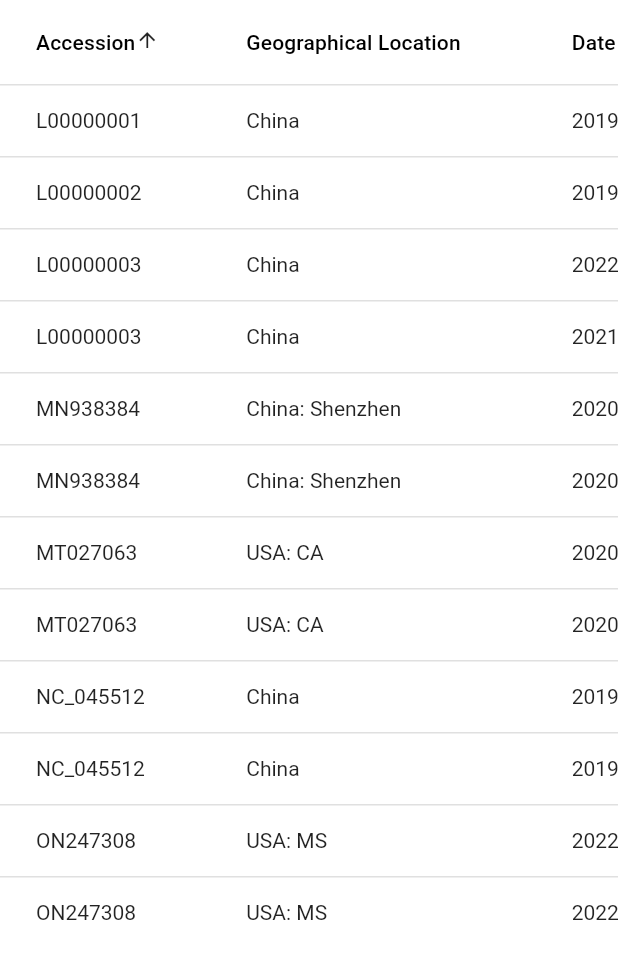
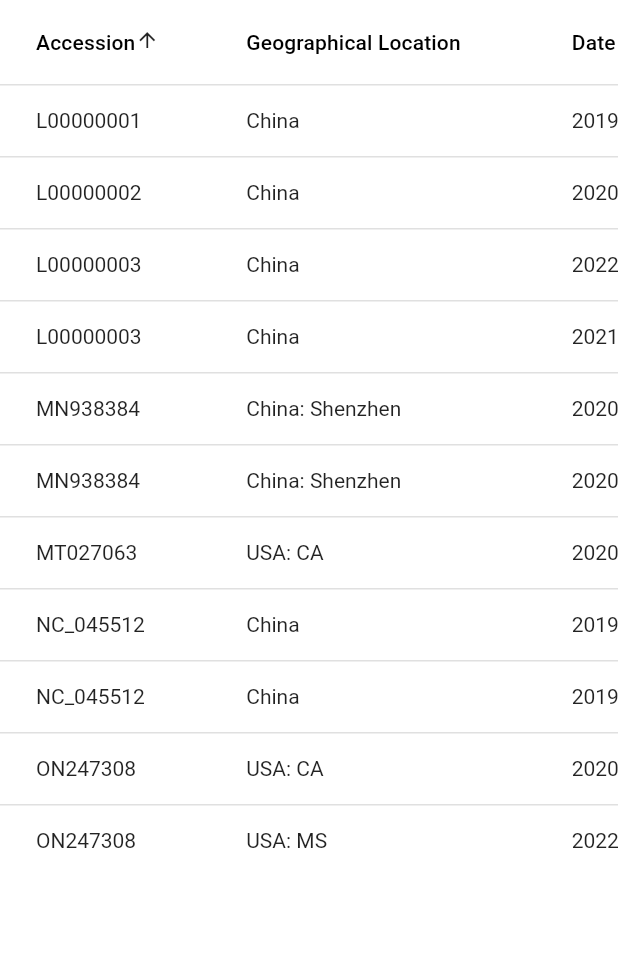
Before and after one commit to Fried-man/CENT, a Flutter app: the SortablePage screen opened directly, after a tap on "Accession", on a phone screen of 412 x 824 dp. Shown: the top 959 px of the screen. Run offline on Flutter 3.47's test engine with Material 2 defaults, Android fonts, the phone set to English and light mode, and no system bars; our stand-ins replace firebase_auth, firebase_core, google_maps_flutter; accounts and stored records are empty.

Commit message:
Compress saved.dart & use Maps instead of OO

```diff
--- a/lib/tabs/saved.dart
+++ b/lib/tabs/saved.dart
@@ -1,6 +1,9 @@
+import 'dart:convert';
+
 import 'package:flutter/material.dart';
-import 'package:genome_2133/tabs/saved/page/sortable_page.dart';
+import 'package:flutter/services.dart';
 
+import '../widget/scrollable_widget.dart';
 import '../widget/tabbar_widget.dart';
 
 class Saved extends StatefulWidget {
@@ -12,9 +15,187 @@ class Saved extends StatefulWidget {
 
 class _Saved extends State<Saved> {
   @override
-  Widget build(BuildContext context) =>  TabBarWidget(
+  Widget build(BuildContext context) =>  const TabBarWidget(
     title: "My saved",
-    tabs: const [Tab(icon: Icon(Icons.sort_by_alpha), text: 'Sort Variants')],
+    tabs: [Tab(icon: Icon(Icons.sort_by_alpha), text: 'Sort Variants')],
     children: [SortablePage()],
   );
 }
+
+class SortablePage extends StatefulWidget {
+  const SortablePage({Key? key}) : super(key: key);
+
+  @override
+  _SortablePageState createState() => _SortablePageState();
+}
+
+
+class _SortablePageState extends State<SortablePage> {
+  List<String> headerLabel = ['accession', 'geographical location', 'date collected', 'generated', 'pinned'];
+  List users = [
+    {
+      "accession": "NC_045512",
+      "geographical location": "China",
+      "date collected": 2019,
+      "generated": false,
+      "pinned": false
+    },
+    {
+      "accession": "L00000001",
+      "geographical location": "China",
+      "date collected": 2019,
+      "generated": true,
+      "pinned": true
+    },
+    {
+      "accession": "NC_045512",
+      "geographical location": "China",
+      "date collected": 2019,
+      "generated": false,
+      "pinned": true
+    },
+    {
+      "accession": "MN938384",
+      "geographical location": "China: Shenzhen",
+      "date collected": 2020,
+      "generated": false,
+      "pinned": false
+    },
+    {
+      "accession": "L00000002",
+      "geographical location": "China",
+      "date collected": 2020,
+      "generated": true,
+      "pinned": true
+    },
+    {
+      "accession": "MN938384",
+      "geographical location": "China: Shenzhen",
+      "date collected": 2020,
+      "generated": false,
+      "pinned": false
+    },
+    {
+      "accession": "MT027063",
+      "geographical location": "USA: CA",
+      "date collected": 2020,
+      "generated": false,
+      "pinned": false
+    },
+    {
+      "accession": "L00000003",
+      "geographical location": "China",
+      "date collected": 2022,
+      "generated": true,
+      "pinned": true
+    },
+    {
+      "accession": "ON247308",
+      "geographical location": "USA: CA",
+      "date collected": 2020,
+      "generated": false,
+      "pinned": false
+    },
+    {
+      "accession": "L00000003",
+      "geographical location": "China",
+      "date collected": 2021,
+      "generated": true,
+      "pinned": true
+    },
+    {
+      "accession": "ON247308",
+      "geographical location": "USA: MS",
+      "date collected": 2022,
+      "generated": false,
+      "pinned": true
+    }
+  ];
+  int? sortColumnIndex;
+  bool isAscending = false;
+
+  @override
+  void initState() {
+    super.initState();
+  }
+
+  @override
+  Widget build(BuildContext context) => Scaffold(
+    body: Stack(
+      children: [
+        Container(color: Colors.white),
+        ScrollableWidget(child: buildDataTable()),
+      ],
+    ),
+  );
+
+  Widget buildDataTable() {
+    return DataTable(
+      sortAscending: isAscending,
+      sortColumnIndex: sortColumnIndex,
+      columns: getColumns(headerLabel),
+      rows: getRows(users),
+    );
+    /*return FutureBuilder(
+      future: rootBundle.loadString("assets/data.json"),
+      builder: (BuildContext context, AsyncSnapshot<String> snapshot) {
+        if (!snapshot.hasData) return Container();
+        users = json.decode(snapshot.data!)["Fake Data"];
+        return DataTable(
+          sortAscending: isAscending,
+          sortColumnIndex: sortColumnIndex,
+          columns: getColumns(['Accession', 'Geographical Location', 'Date Collected', 'Generated', 'Pinned']),
+          rows: getRows(users),
+        );
+      }
+    );*/
+  }
+
+  List<DataColumn> getColumns(List<String> columns) => columns.map((String column) => DataColumn(
+    tooltip: 'Column represents the ${Text(column).data}',
+    label: Text(column.toTitle),
+    onSort: onSort,
+  )).toList();
+
+  List<DataRow> getRows(List users) => users.map((user) {
+    List<DataCell> lister = getCells(
+        [user["accession"],
+        user["geographical location"],
+        user["date collected"],
+        user["generated"] ? "Yes" : "Actual"]
+    );
+
+    lister.add(DataCell(
+        user["pinned"] ?
+        const Icon(
+          Icons.push_pin,
+          color: Colors.green,
+        ) :
+        const Icon(
+            Icons.panorama_fish_eye,
+            color: Colors.red
+        )
+    ));
+    return DataRow(cells: lister);
+  }).toList();
+
+  List<DataCell> getCells(List<dynamic> cells) =>
+      cells.map((data) => DataCell(Text(data.toString()))).toList();
+  void onSort(int columnIndex, bool ascending) {
+    users.sort((user1, user2) =>
+        compareString(ascending, user1[headerLabel[columnIndex]].toString(), user2[headerLabel[columnIndex]].toString()));
+
+    setState(() {
+      sortColumnIndex = columnIndex;
+      isAscending = ascending;
+    });
+  }
+
+  int compareString(bool ascending, String value1, String value2) =>
+      ascending ? value1.compareTo(value2) : value2.compareTo(value1);
+}
+
+extension StringExtension on String {
+  String capitalize() => "${this[0].toUpperCase()}${substring(1).toLowerCase()}";
+  String get toTitle => split(" ").map((str) => str.capitalize()).join(" ");
+}
--- a/lib/tabs/saved/data/variants.dart
+++ /dev/null
@@ -1,16 +0,0 @@
-import '../model/variant.dart';
-
-final allUsers = <Variant>[
-  const Variant(accession: 'NC_045512', geoLocation: 'China', collectionDate: 2019, generated: 'Actual', pinned: 'not'),
-  const Variant(accession: 'L00000001', geoLocation: 'China', collectionDate: 2019, generated: 'Yes', pinned: 'pin'),
-  const Variant(accession: 'NC_045512', geoLocation: 'China', collectionDate: 2019, generated: 'Actual', pinned: 'pin'),
-  const Variant(accession: 'MN938384', geoLocation: 'China: Shenzhen', collectionDate: 2020, generated: 'Actual', pinned: 'not'),
-  const Variant(accession: 'L00000002', geoLocation: 'China', collectionDate: 2019, generated: 'Yes', pinned: 'pin'),
-  const Variant(accession: 'MN938384', geoLocation: 'China: Shenzhen', collectionDate: 2020, generated: 'Actual', pinned: 'pin'),
-  const Variant(accession: 'MT027063', geoLocation: 'USA: CA', collectionDate: 2020, generated: 'Actual', pinned: 'not'),
-  const Variant(accession: 'L00000003', geoLocation: 'China', collectionDate: 2022, generated: 'Yes', pinned: 'pin'),
-  const Variant(accession: 'MT027063', geoLocation: 'USA: CA', collectionDate: 2020, generated: 'Actual', pinned: 'pin'),
-  const Variant(accession: 'ON247308', geoLocation: 'USA: MS', collectionDate: 2022, generated: 'Actual', pinned: 'not'),
-  const Variant(accession: 'L00000003', geoLocation: 'China', collectionDate: 2021, generated: 'Yes', pinned: 'pin'),
-  const Variant(accession: 'ON247308', geoLocation: 'USA: MS', collectionDate: 2022, generated: 'Actual', pinned: 'pin'),
-];
--- a/lib/tabs/saved/model/variant.dart
+++ /dev/null
@@ -1,42 +0,0 @@
-class Variant {
-  final String accession;
-  final String geoLocation;
-  final int collectionDate;
-  final String generated;
-  final String pinned;
-
-  const Variant({
-    required this.accession,
-    required this.geoLocation,
-    required this.collectionDate,
-    required this.generated,
-    required this.pinned,
-  });
-
-  Variant copy({
-    String? firstName,
-    String? lastName,
-    int? age,
-    String? generated,
-    String? pinned,
-  }) =>
-      Variant(
-        accession: firstName ?? accession,
-        geoLocation: lastName ?? geoLocation,
-        collectionDate: age ?? collectionDate,
-        generated: generated ?? this.generated,
-        pinned: pinned ?? this.pinned,
-      );
-
-  @override
-  bool operator ==(Object other) =>
-      identical(this, other) ||
-      other is Variant &&
-          runtimeType == other.runtimeType &&
-          accession == other.accession &&
-          geoLocation == other.geoLocation &&
-          collectionDate == other.collectionDate;
-
-  @override
-  int get hashCode => accession.hashCode ^ geoLocation.hashCode ^ collectionDate.hashCode;
-}
--- a/lib/tabs/saved/page/sortable_page.dart
+++ /dev/null
@@ -1,103 +0,0 @@
-import 'package:genome_2133/widget/scrollable_widget.dart';
-import 'package:flutter/material.dart';
-
-import '../data/variants.dart';
-import '../model/variant.dart';
-
-class SortablePage extends StatefulWidget {
-  const SortablePage({Key? key}) : super(key: key);
-
-  @override
-  _SortablePageState createState() => _SortablePageState();
-}
-
-
-class _SortablePageState extends State<SortablePage> {
-  late List<Variant> users;
-  int? sortColumnIndex;
-  bool isAscending = false;
-
-  @override
-  void initState() {
-    super.initState();
-
-    users = List.of(allUsers);
-  }
-
-  @override
-  Widget build(BuildContext context) => Scaffold(
-    body: Stack(
-      children: [
-        Container(color: Colors.white),
-        ScrollableWidget(child: buildDataTable()),
-      ],
-    ),
-  );
-
-  Widget buildDataTable() {
-    final columns = ['Accession', 'Geographical Location', 'Date Collected', 'Generated', 'Pinned'];
-
-    return DataTable(
-      sortAscending: isAscending,
-      sortColumnIndex: sortColumnIndex,
-      columns: getColumns(columns),
-      rows: getRows(users),
-    );
-  }
-
-  List<DataColumn> getColumns(List<String> columns) => columns
-      .map((String column) => DataColumn(
-            tooltip: 'Column represents the ${Text(column).data}',
-            label: Text(column),
-            onSort: onSort,
-          ))
-      .toList();
-
-  List<DataRow> getRows(List<Variant> users) => users.map((Variant user) {
-        final cells = [user.accession, user.geoLocation, user.collectionDate, user.generated];
-        List<DataCell> lister = getCells(cells);
-        DataCell pinner = const DataCell (
-            Icon(
-              Icons.push_pin,
-              color: Colors.green,
-            )
-        );
-        if (user.pinned == 'not') {
-          pinner = const DataCell (
-              Icon(
-                  Icons.panorama_fish_eye,
-                  color: Colors.red
-              )
-          );
-        }
-
-        lister.add(pinner);
-        return DataRow(cells: lister);
-      }).toList();
-
-  List<DataCell> getCells(List<dynamic> cells) =>
-      cells.map((data) => DataCell(Text('$data'))).toList();
-  void onSort(int columnIndex, bool ascending) {
-    if (columnIndex == 0) {
-      users.sort((user1, user2) =>
-          compareString(ascending, user1.accession, user2.accession));
-    } else if (columnIndex == 1) {
-      users.sort((user1, user2) =>
-          compareString(ascending, user1.geoLocation, user2.geoLocation));
-    } else if (columnIndex == 2) {
-      users.sort((user1, user2) =>
-          compareString(ascending, '${user1.collectionDate}', '${user2.collectionDate}'));
-    } else if (columnIndex == 3) {
-      users.sort((user1, user2) =>
-          compareString(ascending, user1.generated, user2.generated));
-    }
-
-    setState(() {
-      sortColumnIndex = columnIndex;
-      isAscending = ascending;
-    });
-  }
-
-  int compareString(bool ascending, String value1, String value2) =>
-      ascending ? value1.compareTo(value2) : value2.compareTo(value1);
-}
```
Also changed, not shown: assets/data.json (+79 -0 lines).
